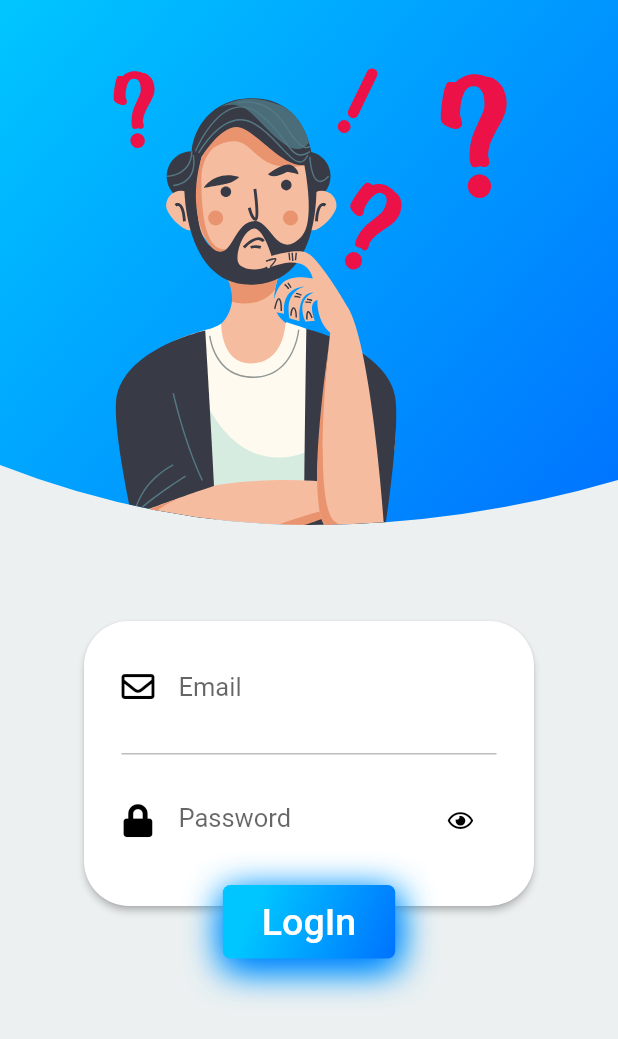
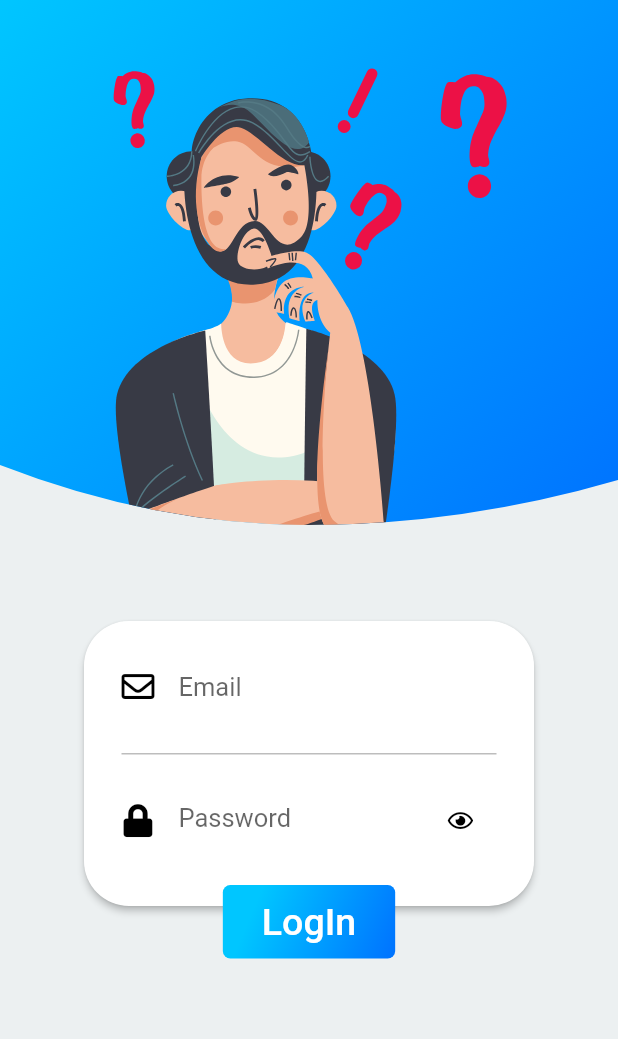
Before and after one commit to petodavid/FlutterVarosok, a Flutter app: the screen it shows after launch, on a phone screen of 412 x 824 dp. Shown: the top 1039 px of the screen. Run offline on Flutter 3.47's test engine with Material 2 defaults, Android fonts, the phone set to English and light mode, and no system bars; our stand-ins replace bloc, dartz, data_connection_checker, equatable, firebase_auth, flushbar and 7 more; missing offline and left inert: qr_code_scanner, simple_pdf_viewer; accounts and stored records are empty; Roboto replaces fonts that are missing (WorkSansBold, WorkSansSemiBold).

Commit message:
Removed: BoxShadow gradient on LogInPage

```diff
--- a/lib/features/app/data/models/item_data_list_model.dart
+++ b/lib/features/app/data/models/item_data_list_model.dart
@@ -84,8 +84,7 @@ class PdfLinkModel extends PdfLink {
     this.title,
   }) : super(id: id, link: link, title: title);
 
-  factory PdfLinkModel.fromJson(Map<String, dynamic> json) =>
-      PdfLinkModel(
+  factory PdfLinkModel.fromJson(Map<String, dynamic> json) => PdfLinkModel(
         id: json["id"] == null ? null : json["id"],
         link: json["link"] == null ? null : json["link"],
         title: json["title"] == null ? null : json["title"],
--- a/lib/features/app/data/repositories/item_data_list_repository_impl.dart
+++ b/lib/features/app/data/repositories/item_data_list_repository_impl.dart
@@ -5,7 +5,6 @@ import 'package:jpt_app/core/error/failures.dart';
 import 'package:jpt_app/core/network/network_info.dart';
 import 'package:jpt_app/features/app/data/datasources/item_data_list_local_data_source.dart';
 import 'package:jpt_app/features/app/data/datasources/item_data_list_remote_data_source.dart';
-import 'package:jpt_app/features/app/data/models/item_data_list_model.dart';
 import 'package:jpt_app/features/app/domain/entities/item_list_data.dart';
 import 'package:jpt_app/features/app/domain/repositories/item_data_list_repository.dart';
 
--- a/lib/features/app/presentation/pages/log_in_page/widgets/log_in_button.dart
+++ b/lib/features/app/presentation/pages/log_in_page/widgets/log_in_button.dart
@@ -10,18 +10,6 @@ Widget logInButton(BuildContext context, TextEditingController emailController,
     margin: EdgeInsets.only(top: 180.0),
     decoration: BoxDecoration(
       borderRadius: BorderRadius.all(Radius.circular(5.0)),
-      boxShadow: <BoxShadow>[
-        BoxShadow(
-          color: kHomeListScreenStartGradient,
-          offset: Offset(1.0, 6.0),
-          blurRadius: 20.0,
-        ),
-        BoxShadow(
-          color: kHomeListScreenEndGradient,
-          offset: Offset(1.0, 6.0),
-          blurRadius: 20.0,
-        ),
-      ],
       gradient: LinearGradient(
           colors: [kHomeListScreenStartGradient, kHomeListScreenEndGradient],
           begin: const FractionalOffset(0.2, 0.2),
```
Also changed, not shown: 1 other file.
